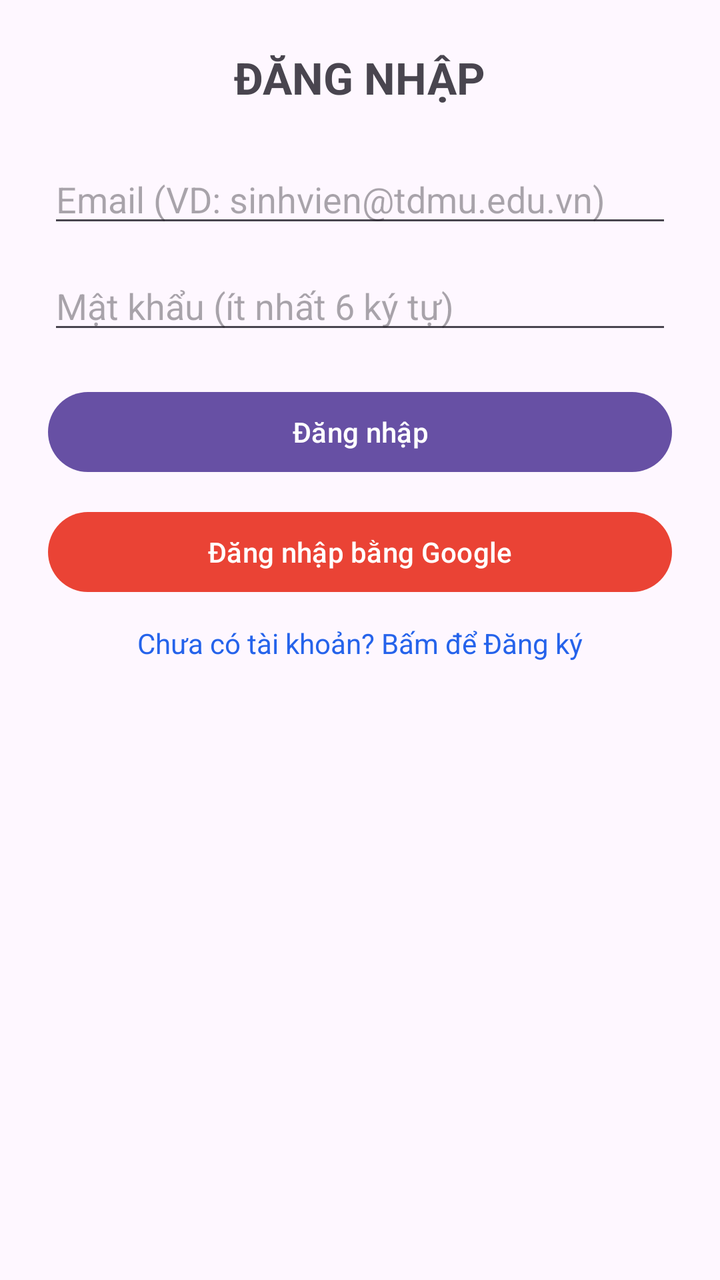
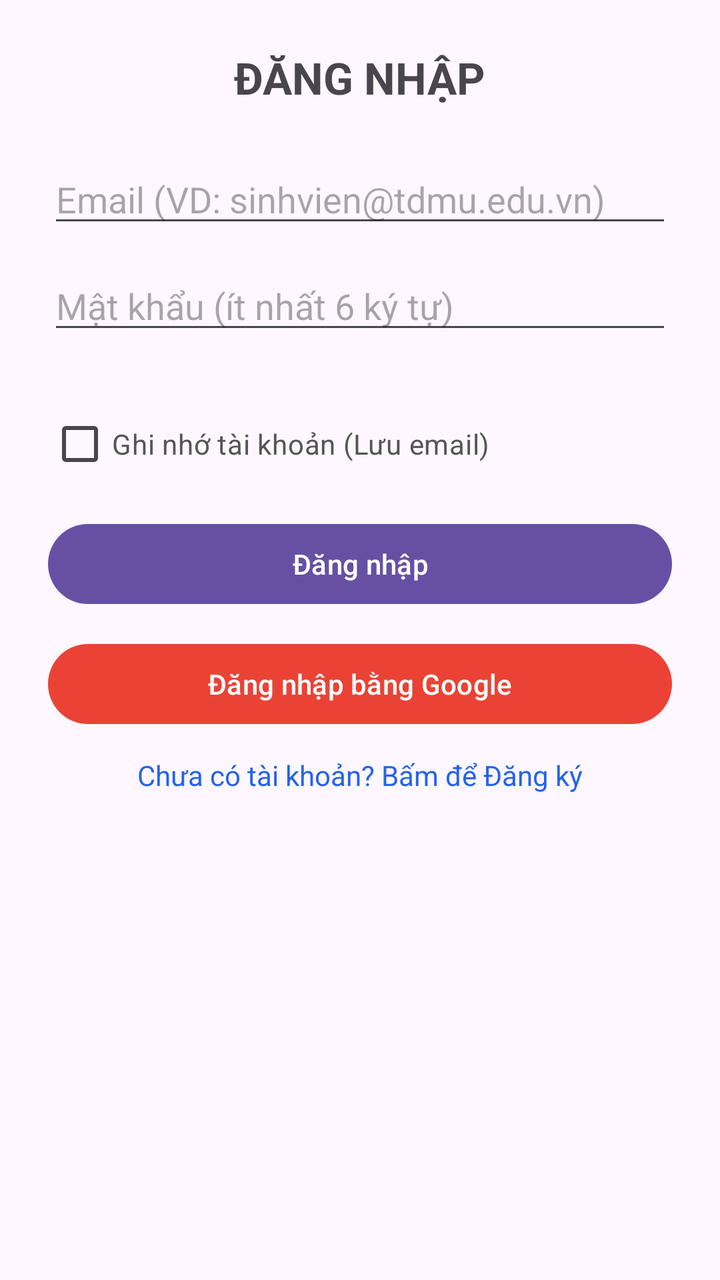

The first picture is an Android layout as it rendered before a commit; the second is the same layout after the commit. The layout source and the unified diff follow.
<!-- AndroidManifest.xml: application theme Theme.AndroiCuoiKy -->
<!-- res/layout/activity_auth.xml -->
<?xml version="1.0" encoding="utf-8"?>
<ScrollView xmlns:android="http://schemas.android.com/apk/res/android"
    xmlns:app="http://schemas.android.com/apk/res-auto"
    android:layout_width="match_parent"
    android:layout_height="match_parent"
    android:padding="24dp">

    <LinearLayout
        android:layout_width="match_parent"
        android:layout_height="wrap_content"
        android:orientation="vertical">

        <TextView
            android:id="@+id/tvHeader"
            android:layout_width="wrap_content"
            android:layout_height="wrap_content"
            android:layout_gravity="center_horizontal"
            android:layout_marginBottom="24dp"
            android:text="ĐĂNG NHẬP"
            android:textSize="22sp"
            android:textStyle="bold" />

        <EditText
            android:id="@+id/etFullName"
            android:layout_width="match_parent"
            android:layout_height="wrap_content"
            android:layout_marginBottom="12dp"
            android:hint="Họ và tên"
            android:visibility="gone" />

        <EditText
            android:id="@+id/etStudentId"
            android:layout_width="match_parent"
            android:layout_height="wrap_content"
            android:layout_marginBottom="12dp"
            android:hint="Mã số sinh viên"
            android:visibility="gone" />

        <EditText
            android:id="@+id/etEmail"
            android:layout_width="match_parent"
            android:layout_height="wrap_content"
            android:layout_marginBottom="12dp"
            android:hint="Email (VD: sinhvien@tdmu.edu.vn)"
            android:inputType="textEmailAddress" />

        <EditText
            android:id="@+id/etPassword"
            android:layout_width="match_parent"
            android:layout_height="wrap_content"
            android:layout_marginBottom="20dp"
            android:hint="Mật khẩu (ít nhất 6 ký tự)"
            android:inputType="textPassword" />

        <Button
            android:id="@+id/btnSubmitAuth"
            android:layout_width="match_parent"
            android:layout_height="wrap_content"
            android:text="Đăng nhập" />

        <com.google.android.material.button.MaterialButton
            android:id="@+id/btnGoogleSignIn"
            android:layout_width="match_parent"
            android:layout_height="wrap_content"
            android:layout_marginTop="12dp"
            android:text="Đăng nhập bằng Google"
            android:textColor="#FFFFFF"
            app:backgroundTint="#EA4335" />

        <TextView
            android:id="@+id/tvSwitchMode"
            android:layout_width="wrap_content"
            android:layout_height="wrap_content"
            android:layout_gravity="center_horizontal"
            android:padding="12dp"
            android:text="Chưa có tài khoản? Bấm để Đăng ký"
            android:textColor="#2563EB" />

    </LinearLayout>
</ScrollView>
<!-- resources referenced by this layout -->
<resources>
  <style name="Theme.AndroiCuoiKy" parent="Base.Theme.AndroiCuoiKy" />
  <style name="Base.Theme.AndroiCuoiKy" parent="Theme.Material3.DayNight.NoActionBar">
          
          
      </style>
</resources>

<!-- the commit's change to res/layout/activity_auth.xml (unified diff, before → after) -->
@@ -51,7 +51,15 @@
             android:layout_marginBottom="20dp"
             android:hint="Mật khẩu (ít nhất 6 ký tự)"
             android:inputType="textPassword" />
-
+        <CheckBox
+            android:id="@+id/cbRememberEmail"
+            android:layout_width="wrap_content"
+            android:layout_height="wrap_content"
+            android:text="Ghi nhớ tài khoản (Lưu email)"
+            android:textColor="#555555"
+            android:textSize="14sp"
+            android:layout_marginTop="6dp"
+            android:layout_marginBottom="12dp" />
         <Button
             android:id="@+id/btnSubmitAuth"
             android:layout_width="match_parent"
